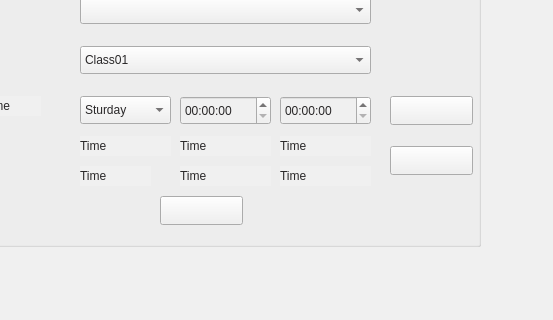
Qt form adminaddclass.ui (AjaxGroup1400/golestan) before a commit; both pictures show x 500 to 1053 and y 344 to 664 of the 1152 by 768 pixel window.
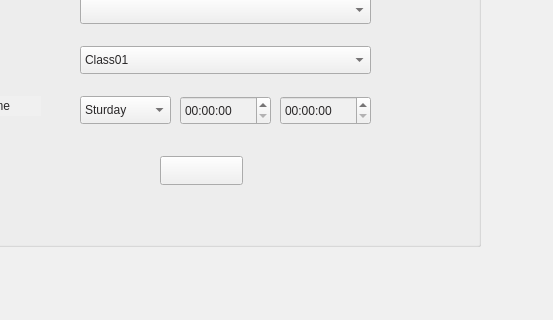
The same form after that commit. Icons and pictures are not drawn.

Commit message: add class now adds the class into teacher weekly calendar

Patch:
```diff
--- a/adminaddclass.ui
+++ b/adminaddclass.ui
@@ -581,23 +581,6 @@
    <property name="title">
     <string>Add Class</string>
    </property>
-   <widget class="QPushButton" name="pushButton_5">
-    <property name="geometry">
-     <rect>
-      <x>480</x>
-      <y>200</y>
-      <width>83</width>
-      <height>29</height>
-     </rect>
-    </property>
-    <property name="styleSheet">
-     <string notr="true">color: rgb(41, 39, 40);
-font: 9pt &quot;Montserrat&quot;;</string>
-    </property>
-    <property name="text">
-     <string/>
-    </property>
-   </widget>
    <widget class="QLabel" name="label_17">
     <property name="geometry">
      <rect>
@@ -796,127 +779,11 @@
 font: 9pt &quot;Montserrat&quot;;</string>
     </property>
    </widget>
-   <widget class="QLabel" name="label_19">
-    <property name="geometry">
-     <rect>
-      <x>170</x>
-      <y>240</y>
-      <width>91</width>
-      <height>20</height>
-     </rect>
-    </property>
-    <property name="styleSheet">
-     <string notr="true">font: 9pt &quot;Montserrat&quot;;</string>
-    </property>
-    <property name="text">
-     <string>Time</string>
-    </property>
-   </widget>
-   <widget class="QLabel" name="label_20">
-    <property name="geometry">
-     <rect>
-      <x>270</x>
-      <y>240</y>
-      <width>91</width>
-      <height>20</height>
-     </rect>
-    </property>
-    <property name="styleSheet">
-     <string notr="true">font: 9pt &quot;Montserrat&quot;;</string>
-    </property>
-    <property name="text">
-     <string>Time</string>
-    </property>
-   </widget>
-   <widget class="QLabel" name="label_21">
-    <property name="geometry">
-     <rect>
-      <x>370</x>
-      <y>240</y>
-      <width>91</width>
-      <height>20</height>
-     </rect>
-    </property>
-    <property name="styleSheet">
-     <string notr="true">font: 9pt &quot;Montserrat&quot;;</string>
-    </property>
-    <property name="text">
-     <string>Time</string>
-    </property>
-   </widget>
-   <widget class="QLabel" name="label_22">
-    <property name="geometry">
-     <rect>
-      <x>170</x>
-      <y>270</y>
-      <width>71</width>
-      <height>20</height>
-     </rect>
-    </property>
-    <property name="styleSheet">
-     <string notr="true">font: 9pt &quot;Montserrat&quot;;</string>
-    </property>
-    <property name="text">
-     <string>Time</string>
-    </property>
-   </widget>
-   <widget class="QLabel" name="label_23">
-    <property name="geometry">
-     <rect>
-      <x>270</x>
-      <y>270</y>
-      <width>91</width>
-      <height>20</height>
-     </rect>
-    </property>
-    <property name="styleSheet">
-     <string notr="true">font: 9pt &quot;Montserrat&quot;;</string>
-    </property>
-    <property name="text">
-     <string>Time</string>
-    </property>
-   </widget>
-   <widget class="QLabel" name="label_24">
-    <property name="geometry">
-     <rect>
-      <x>370</x>
-      <y>270</y>
-      <width>91</width>
-      <height>20</height>
-     </rect>
-    </property>
-    <property name="styleSheet">
-     <string notr="true">font: 9pt &quot;Montserrat&quot;;</string>
-    </property>
-    <property name="text">
-     <string>Time</string>
-    </property>
-   </widget>
-   <widget class="QLabel" name="label_25">
-    <property name="geometry">
-     <rect>
-      <x>490</x>
-      <y>205</y>
-      <width>63</width>
-      <height>20</height>
-     </rect>
-    </property>
-    <property name="styleSheet">
-     <string notr="true">font: 9pt &quot;Montserrat&quot;;
-color: rgb(178, 8, 55);</string>
-    </property>
-    <property name="text">
-     <string>Add</string>
-    </property>
-    <property name="alignment">
-     <set>Qt::AlignCenter</set>
-    </property>
-   </widget>
    <widget class="QPushButton" name="pushButton_6">
     <property name="geometry">
      <rect>
       <x>250</x>
-      <y>300</y>
+      <y>260</y>
       <width>83</width>
       <height>29</height>
      </rect>
@@ -929,7 +796,7 @@
     <property name="geometry">
      <rect>
       <x>260</x>
-      <y>305</y>
+      <y>260</y>
       <width>63</width>
       <height>20</height>
      </rect>
@@ -945,39 +812,6 @@
      <set>Qt::AlignCenter</set>
     </property>
    </widget>
-   <widget class="QPushButton" name="pushButton_8">
-    <property name="geometry">
-     <rect>
-      <x>480</x>
-      <y>250</y>
-      <width>83</width>
-      <height>29</height>
-     </rect>
-    </property>
-    <property name="text">
-     <string/>
-    </property>
-   </widget>
-   <widget class="QLabel" name="label_27">
-    <property name="geometry">
-     <rect>
-      <x>490</x>
-      <y>255</y>
-      <width>63</width>
-      <height>20</height>
-     </rect>
-    </property>
-    <property name="styleSheet">
-     <string notr="true">font: 9pt &quot;Montserrat&quot;;
-color: rgb(178, 8, 55);</string>
-    </property>
-    <property name="text">
-     <string>Undo</string>
-    </property>
-    <property name="alignment">
-     <set>Qt::AlignCenter</set>
-    </property>
-   </widget>
    <widget class="QComboBox" name="comboBox_4">
     <property name="geometry">
      <rect>
```
Left out of the diff: 10 changed lines with no effect on the pictures. The commit also changes 11 other files.
